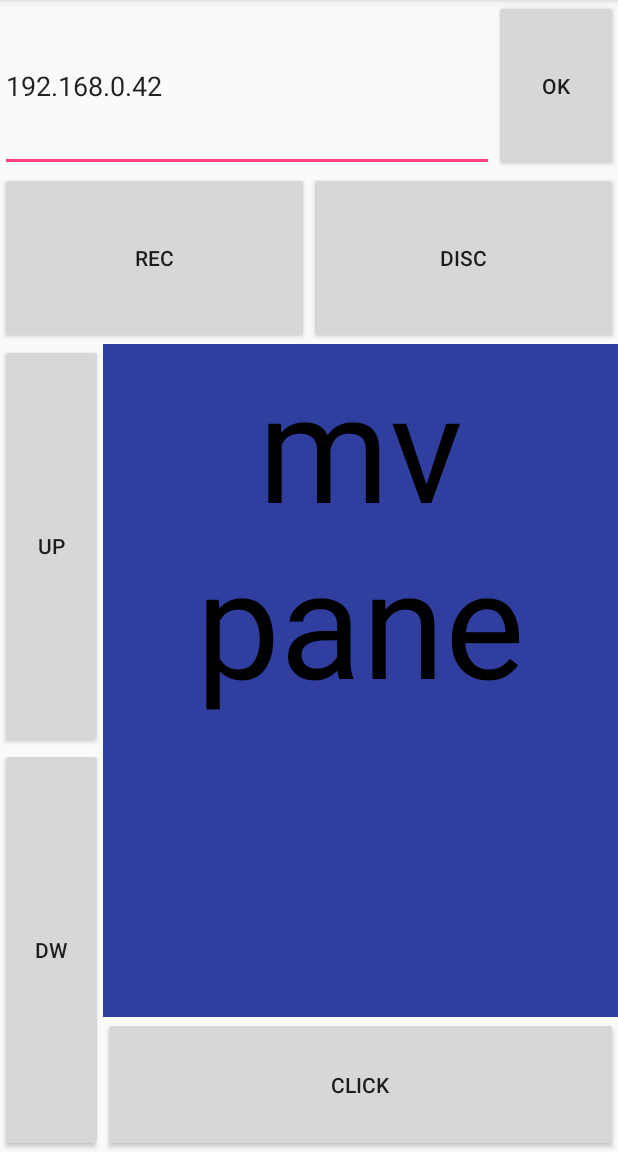
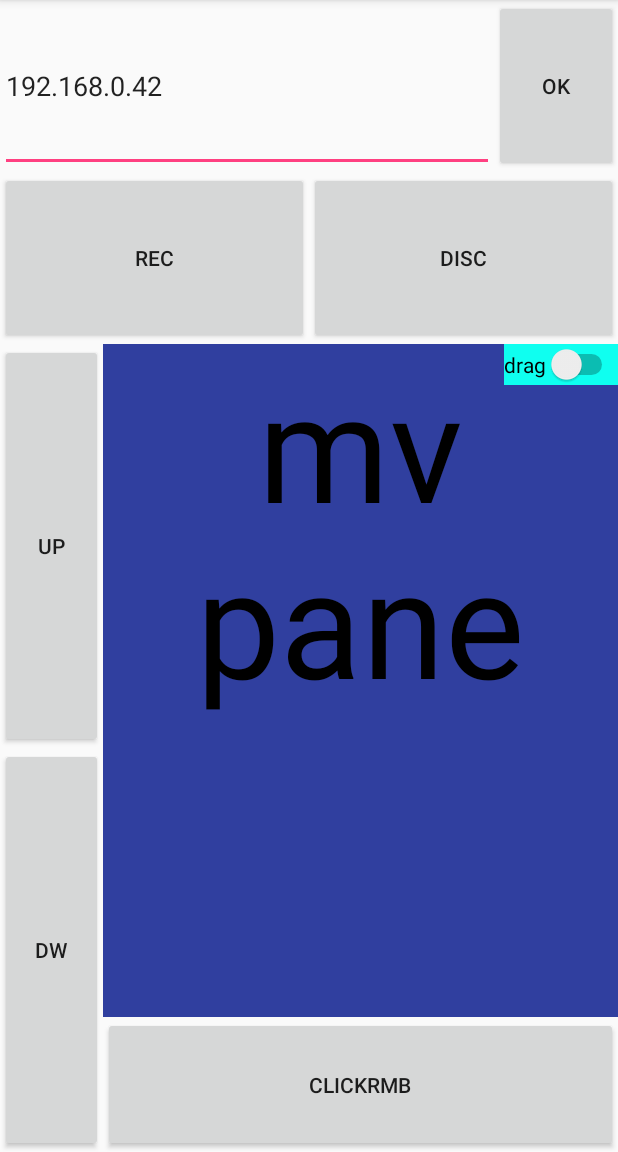
Before and after one commit to moonlightMoth/DistantMouseAndroidClient, an Android app: the screen it shows after launch (ControlPanelActivity), on a phone screen of 412 x 824 dp, the part 84-1236 px from its top. Run offline under Robolectric (Android 15) with nearby library versions, the phone set to English and light mode, and no system bars.

Commit message:
drag bug added

```diff
--- a/app/src/main/java/com/crutcher/inpctrlclient/ControlPanelActivity.java
+++ b/app/src/main/java/com/crutcher/inpctrlclient/ControlPanelActivity.java
@@ -6,7 +6,9 @@ import android.util.Log;
 import android.view.MotionEvent;
 import android.view.View;
 import android.widget.Button;
+import android.widget.CompoundButton;
 import android.widget.EditText;
+import android.widget.Switch;
 
 import static java.lang.StrictMath.abs;
 
@@ -19,16 +21,20 @@ public class ControlPanelActivity extends AppCompatActivity {
     private int y;
     private int olderX;
     private int olderY;
-    private boolean isClick = false;
+    private boolean isDragOn = false;
+
+    private long lastTouchDown;
+    private static int CLICK_ACTION_THRESHOLD = 100;
 
     private Button setIP;
     private Button rec;
-    private EditText etSetIP;
-    private View mvPane;
     private Button clickButton;
     private Button scDw;
     private Button scUp;
     private Button disc;
+    private EditText etSetIP;
+    private View mvPane;
+    private Switch dragSwitch;
 
     @Override
     protected void onCreate(Bundle savedInstanceState) {
@@ -44,6 +50,7 @@ public class ControlPanelActivity extends AppCompatActivity {
         clickButton = findViewById(R.id.clickButton);
         etSetIP = findViewById(R.id.etSetIP);
         mvPane = findViewById(R.id.mvPane);
+        dragSwitch = findViewById(R.id.dragSwitch);
 
         connectListeners();
     }
@@ -72,7 +79,6 @@ public class ControlPanelActivity extends AppCompatActivity {
                     connect();
             }
         });
-
     }
 
     private void connectSocketRelatedListeners()
@@ -94,7 +100,22 @@ public class ControlPanelActivity extends AppCompatActivity {
         clickButton.setOnClickListener(new View.OnClickListener() {
             @Override
             public void onClick(View view) {
-                socketProcessor.clickLmb();
+                socketProcessor.clickRmb();
+            }
+        });
+
+
+        dragSwitch.setOnCheckedChangeListener(new CompoundButton.OnCheckedChangeListener()
+        {
+            @Override
+            public void onCheckedChanged(CompoundButton buttonView, boolean isChecked)
+            {
+                isDragOn = isChecked;
+
+                if (isChecked)
+                    socketProcessor.dragOn();
+                else
+                    socketProcessor.dragOff();
             }
         });
 
@@ -110,18 +131,23 @@ public class ControlPanelActivity extends AppCompatActivity {
                 {
                     olderX = x;
                     olderY = y;
-                    Log.d("mvPane", "Down");
+                    lastTouchDown = System.currentTimeMillis();
+
+                    return true;
                 }
 
-                if (action == MotionEvent.ACTION_UP)
+                if (action == MotionEvent.ACTION_UP && isDragOn)
                 {
-                    Log.d("mvPane", "Up");
+                    if (System.currentTimeMillis() - lastTouchDown < CLICK_ACTION_THRESHOLD)
+                    {
+                        socketProcessor.clickLmb();
+                    }
+
+                    return false;
                 }
 
                 if (action == MotionEvent.ACTION_MOVE)
                 {
-                    isClick = false;
-
                     byte deltaXByte = Utils.intToByte(x - olderX);
                     byte deltaYByte = Utils.intToByte(y - olderY);
 
@@ -129,7 +155,9 @@ public class ControlPanelActivity extends AppCompatActivity {
 
                     olderX = x;
                     olderY = y;
+                    return true;
                 }
+
 
                 return true;
             }
@@ -142,6 +170,7 @@ public class ControlPanelActivity extends AppCompatActivity {
         scDw.setOnClickListener(null);
         clickButton.setOnClickListener(null);
         mvPane.setOnTouchListener(null);
+        dragSwitch.setOnCheckedChangeListener(null);
     }
 
     private void connect()
--- a/app/src/main/res/layout/activity_control_panel.xml
+++ b/app/src/main/res/layout/activity_control_panel.xml
@@ -92,22 +92,37 @@
                 android:layout_weight="5"
                 android:orientation="vertical">
 
+                <RelativeLayout
+                    android:layout_width="match_parent"
+                    android:layout_height="0dp"
+                    android:layout_weight="5">
+
                     <TextView
                         android:layout_width="match_parent"
-                    android:layout_height="0dp"
+                        android:layout_height="match_parent"
                         android:text="mv pane"
                         android:textColor="#000000"
                         android:visibility="visible"
                         android:textAlignment="center"
-                    android:layout_weight="5"
                         android:id="@+id/mvPane"
                         android:background="@color/colorPrimaryDark"
                         android:textSize="100dp"/>
 
+                    <Switch
+                        android:layout_width="wrap_content"
+                        android:layout_height="wrap_content"
+                        android:text="drag"
+                        android:layout_alignEnd="@+id/mvPane"
+                        android:background="#0FFFF0"
+                        android:id="@+id/dragSwitch"/>
+
+                </RelativeLayout>
+
+
                 <android.support.v7.widget.AppCompatButton
                     android:layout_width="match_parent"
                     android:layout_height="0dp"
-                    android:text="click"
+                    android:text="clickRmb"
                     android:id="@+id/clickButton"
                     android:layout_weight="1"/>
 
```
Also changed, not shown: app/src/main/java/com/crutcher/inpctrlclient/SocketProcessor.java (+12 -0 lines). Lines whose indentation alone changed are shown as unchanged.
